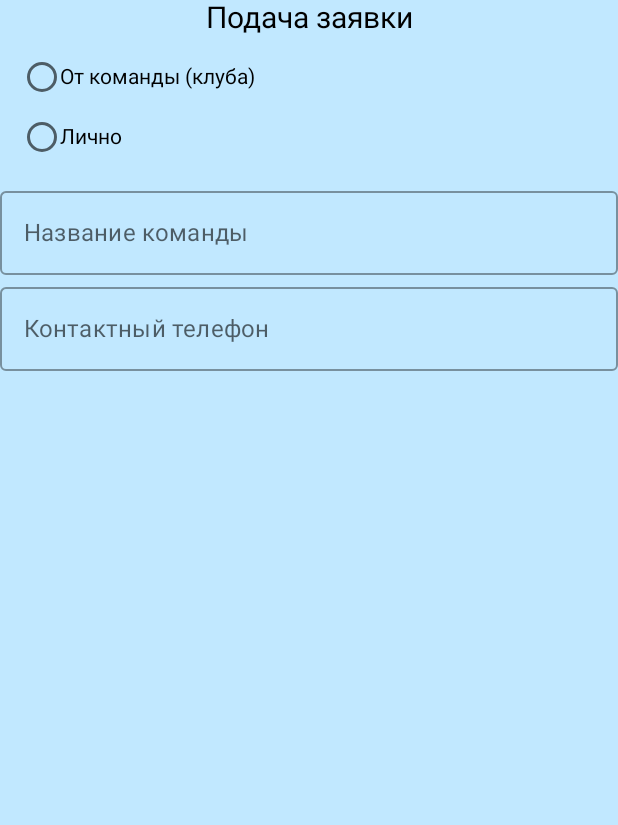
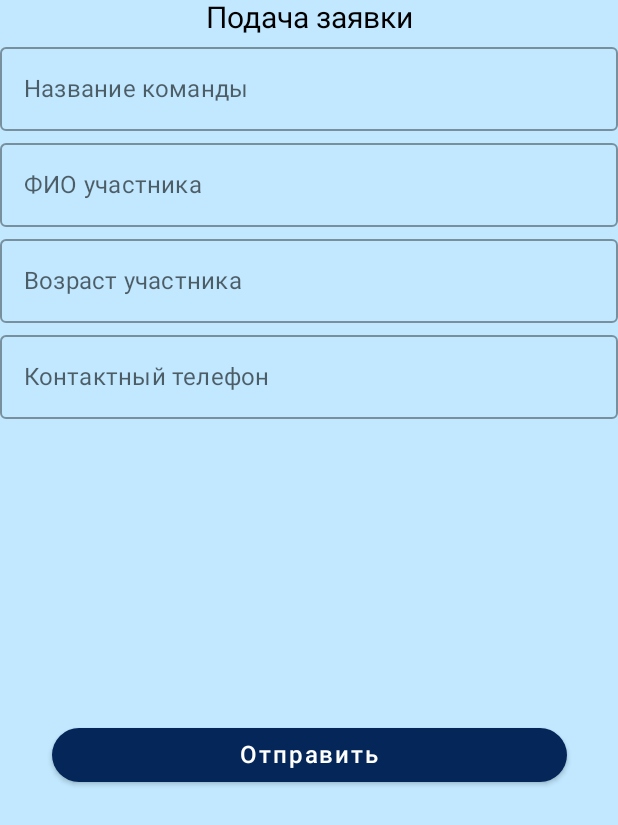
Before and after one commit to badjuju0/SportEventsApp, an Android app built with Jetpack Compose: the AboutEventScreen screen opened through its navigation route, after a tap on "Подать заявку", on a phone screen of 412 x 824 dp. Shown: the top 825 px of the screen. Run offline under Robolectric (Android 15) with nearby library versions, the phone set to English and light mode, and no system bars; network calls fail; 1 statement that could not run was skipped.

Commit message:
Applications connect

```diff
--- a/app/src/main/java/com/example/sporteventsapp/api/Repository.kt
+++ b/app/src/main/java/com/example/sporteventsapp/api/Repository.kt
@@ -7,6 +7,7 @@ import com.example.sporteventsapp.data.Answer
 import com.example.sporteventsapp.data.DataStoreManager
 import com.example.sporteventsapp.data.EventTitles
 import com.example.sporteventsapp.data.Post
+import com.example.sporteventsapp.data.PostApplication
 import com.example.sporteventsapp.data.PostEvents
 import com.example.sporteventsapp.data.PostNames
 import com.example.sporteventsapp.data.PostReg
@@ -38,4 +39,8 @@ class Repository() {
 
     }
 
+    suspend fun createApplication(postApplication: PostApplication): Response<Answer> {
+        return RetrofitInstance.api.createApplication(postApplication)
+    }
+
 }
--- a/app/src/main/java/com/example/sporteventsapp/api/SimpleAPI.kt
+++ b/app/src/main/java/com/example/sporteventsapp/api/SimpleAPI.kt
@@ -4,6 +4,7 @@ import com.example.sporteventsapp.data.AboutEvent
 import com.example.sporteventsapp.data.Answer
 import com.example.sporteventsapp.data.EventTitles
 import com.example.sporteventsapp.data.Post
+import com.example.sporteventsapp.data.PostApplication
 import com.example.sporteventsapp.data.PostEvents
 import com.example.sporteventsapp.data.PostNames
 import com.example.sporteventsapp.data.PostReg
@@ -38,4 +39,9 @@ suspend fun getEvents():Response<EventTitles>
     suspend fun getEvent(
         @Path("title") title: String
     ):Response<AboutEvent>
+
+    @POST("/application")
+    suspend fun createApplication(
+        @Body postApplication: PostApplication
+    ): Response<Answer>
 }
--- a/app/src/main/java/com/example/sporteventsapp/compose/AboutEventScreen.kt
+++ b/app/src/main/java/com/example/sporteventsapp/compose/AboutEventScreen.kt
@@ -16,6 +16,7 @@ import androidx.compose.runtime.LaunchedEffect
 import androidx.compose.runtime.getValue
 import androidx.compose.runtime.mutableStateOf
 import androidx.compose.runtime.remember
+import androidx.compose.runtime.rememberCoroutineScope
 import androidx.compose.runtime.setValue
 import androidx.compose.ui.Alignment
 import androidx.compose.ui.Modifier
@@ -31,12 +32,15 @@ import androidx.navigation.NavController
 import com.example.sporteventsapp.api.Repository
 import com.example.sporteventsapp.data.AboutEvent
 import com.example.sporteventsapp.data.DataStoreManager
+import com.example.sporteventsapp.data.EventId
 import com.example.sporteventsapp.data.EventTitle
 import com.example.sporteventsapp.data.MainViewModel
 import com.example.sporteventsapp.data.MainViewModelFactory
+import kotlinx.coroutines.CoroutineScope
+import kotlinx.coroutines.launch
 import retrofit2.Response
 
-@SuppressLint("UnrememberedMutableState")
+@SuppressLint("UnrememberedMutableState", "CoroutineCreationDuringComposition")
 @Composable
 fun AboutEventScreen(navController: NavController, dataStoreManager: DataStoreManager){
 
@@ -56,11 +60,14 @@ fun AboutEventScreen(navController: NavController, dataStoreManager: DataStoreMa
     var dates by remember { mutableStateOf("") }
     var organizer by remember { mutableStateOf("") }
     var phoneNumber by remember { mutableStateOf("") }
+    var id by remember { mutableStateOf("") }
+
     LaunchedEffect(key1 = true ){
         dataStoreManager.getTitle().collect{title->
             viewModel.getEvent(title = title.title)
             titleEvent = title.title
         }
+
     }
 
     viewModel.myResponse.observe(context, Observer {response ->
@@ -70,9 +77,18 @@ fun AboutEventScreen(navController: NavController, dataStoreManager: DataStoreMa
         dates = event.dates
         organizer = event.organizer
         phoneNumber = event.phoneNumber
+        id = event.id
+
+
     })
 
+    //val coroutine = rememberCoroutineScope()
 
+//    coroutine.launch{
+//        dataStoreManager.saveEventId(
+//            eventIdData = EventId(id)
+//        )
+//    }
 
     Column(
 
--- a/app/src/main/java/com/example/sporteventsapp/compose/Colors.kt
+++ b/app/src/main/java/com/example/sporteventsapp/compose/Colors.kt
@@ -5,3 +5,4 @@ import androidx.compose.ui.graphics.Color
 val buttonColor = Color(0xFF052659)
 val background = Color(0xFFC1E8FF)
 val white = Color(0xFFFFFFFF)
+val cardColor = Color(0xFF4894FE)
--- a/app/src/main/java/com/example/sporteventsapp/compose/EventApplicationScreen.kt
+++ b/app/src/main/java/com/example/sporteventsapp/compose/EventApplicationScreen.kt
@@ -6,12 +6,17 @@ import androidx.compose.foundation.layout.fillMaxSize
 import androidx.compose.foundation.layout.fillMaxWidth
 import androidx.compose.foundation.layout.offset
 import androidx.compose.foundation.layout.padding
+import androidx.compose.foundation.layout.width
 import androidx.compose.foundation.selection.selectable
 import androidx.compose.foundation.selection.selectableGroup
+import androidx.compose.foundation.shape.RoundedCornerShape
+import androidx.compose.material.Button
+import androidx.compose.material.ButtonDefaults
 import androidx.compose.material.OutlinedTextField
 import androidx.compose.material.RadioButton
 import androidx.compose.material.Text
 import androidx.compose.runtime.Composable
+import androidx.compose.runtime.LaunchedEffect
 import androidx.compose.runtime.getValue
 import androidx.compose.runtime.mutableStateOf
 import androidx.compose.runtime.remember
@@ -22,28 +27,84 @@ import androidx.compose.ui.graphics.Color
 import androidx.compose.ui.tooling.preview.Preview
 import androidx.compose.ui.unit.dp
 import androidx.compose.ui.unit.sp
+import androidx.lifecycle.ViewModelProvider
+import androidx.lifecycle.ViewModelStore
+import com.example.sporteventsapp.api.Repository
+import com.example.sporteventsapp.data.DataStoreManager
+import com.example.sporteventsapp.data.MainViewModel
+import com.example.sporteventsapp.data.MainViewModelFactory
+import com.example.sporteventsapp.data.PostApplication
 
 @Composable
-fun EventApplicationScreen(){
+fun EventApplicationScreen(dataStoreManager: DataStoreManager){
+
+    lateinit var viewModel: MainViewModel
+
+    val repository = Repository()
+
+    val viewModelFactory = MainViewModelFactory(repository)
+
+    viewModel = ViewModelProvider(ViewModelStore(), viewModelFactory).get(MainViewModel::class.java)
+
     Column(modifier = Modifier
         .fillMaxSize(),
         horizontalAlignment = Alignment.CenterHorizontally
     ) {
         Text("Подача заявки", fontSize = 20.sp)
-        RadioButtons()
-        var teamName_text by remember { mutableStateOf("") }
-        var phoneNumber_text by remember { mutableStateOf("") }
+        //RadioButtons()
+        var teamName by remember { mutableStateOf("") }
+        var phoneNumber by remember { mutableStateOf("") }
+        var age by remember { mutableStateOf("") }
+        var fio by remember { mutableStateOf("") }
+        var eventTitle by remember { mutableStateOf("") }
+        var approve by remember { mutableStateOf("false") }
         OutlinedTextField(
             modifier = Modifier.fillMaxWidth(),
-            value = teamName_text,
-            onValueChange = { teamName_text = it },
+            value = teamName,
+            onValueChange = { teamName = it },
             label = { Text("Название команды") })
+
 
         OutlinedTextField(
             modifier = Modifier.fillMaxWidth(),
-            value = phoneNumber_text,
-            onValueChange = { phoneNumber_text = it },
+            value = fio,
+            onValueChange = { fio = it },
+            label = { Text("ФИО участника") })
+
+        OutlinedTextField(
+            modifier = Modifier.fillMaxWidth(),
+            value = age,
+            onValueChange = { age = it },
+            label = { Text("Возраст участника") })
+
+        OutlinedTextField(
+            modifier = Modifier.fillMaxWidth(),
+            value = phoneNumber,
+            onValueChange = { phoneNumber = it },
             label = { Text("Контактный телефон") })
+
+        LaunchedEffect(key1 = true ){
+            dataStoreManager.getTitle().collect{title->
+                eventTitle = title.title
+            }
+
+        }
+
+        val post = PostApplication(fio,age,phoneNumber,teamName, approve, eventTitle)
+
+        Button(onClick = {
+            viewModel.createApplication(post)
+
+        },
+
+            modifier = Modifier
+                .width(343.dp)
+                .offset(y = 200.dp),
+            colors = ButtonDefaults.buttonColors(backgroundColor = buttonColor),
+            shape = RoundedCornerShape(100)
+        ) {
+            Text(text = "Отправить", fontSize = 16.sp, color = Color.White)
+        }
 
     }
 }
--- a/app/src/main/java/com/example/sporteventsapp/compose/NavGraph.kt
+++ b/app/src/main/java/com/example/sporteventsapp/compose/NavGraph.kt
@@ -37,7 +37,7 @@ fun NavGraph (navController: NavHostController, dataStoreManager: DataStoreManag
             AboutEventScreen(navController,dataStoreManager )
         }
         composable(route = Screens.EventApplication.route){
-            EventApplicationScreen()
+            EventApplicationScreen(dataStoreManager)
         }
     }
 }
--- a/app/src/main/java/com/example/sporteventsapp/data/Post.kt
+++ b/app/src/main/java/com/example/sporteventsapp/data/Post.kt
@@ -45,3 +45,16 @@ data class AboutEvent(
     val organizer: String,
     val phoneNumber: String
 )
+
+data class PostApplication(
+    val fio: String,
+    val age: String,
+    val phoneNumber: String,
+    val teamName: String? = null,
+    val approve: String? = null,
+    val eventTitle: String
+)
+
+data class EventId(
+    val id: String
+)
--- a/app/src/main/res/values/colors.xml
+++ b/app/src/main/res/values/colors.xml
@@ -9,4 +9,6 @@
     <color name="white">#FFFFFFFF</color>
     <color name="background">#FF5483B3</color>
     <color name="buttonColor">#FF052659</color>
+    <color name="cardColor">#FF4894FE</color>
+
 </resources>
```
Also changed, not shown: app/src/main/java/com/example/sporteventsapp/compose/EventScreen.kt (+30 -3 lines), app/src/main/java/com/example/sporteventsapp/data/DataStoreManager.kt (+15 -0 lines), app/src/main/java/com/example/sporteventsapp/data/MainViewModel.kt (+7 -1 lines), app/src/main/res/drawable/mark.xml (added, +13 -0 lines).
